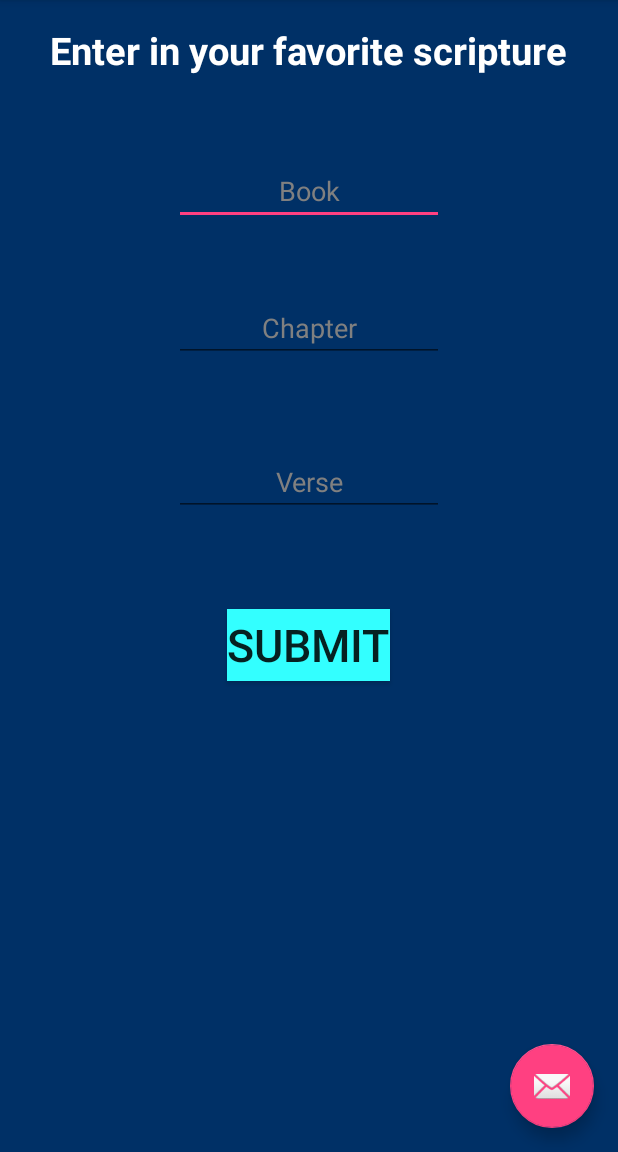
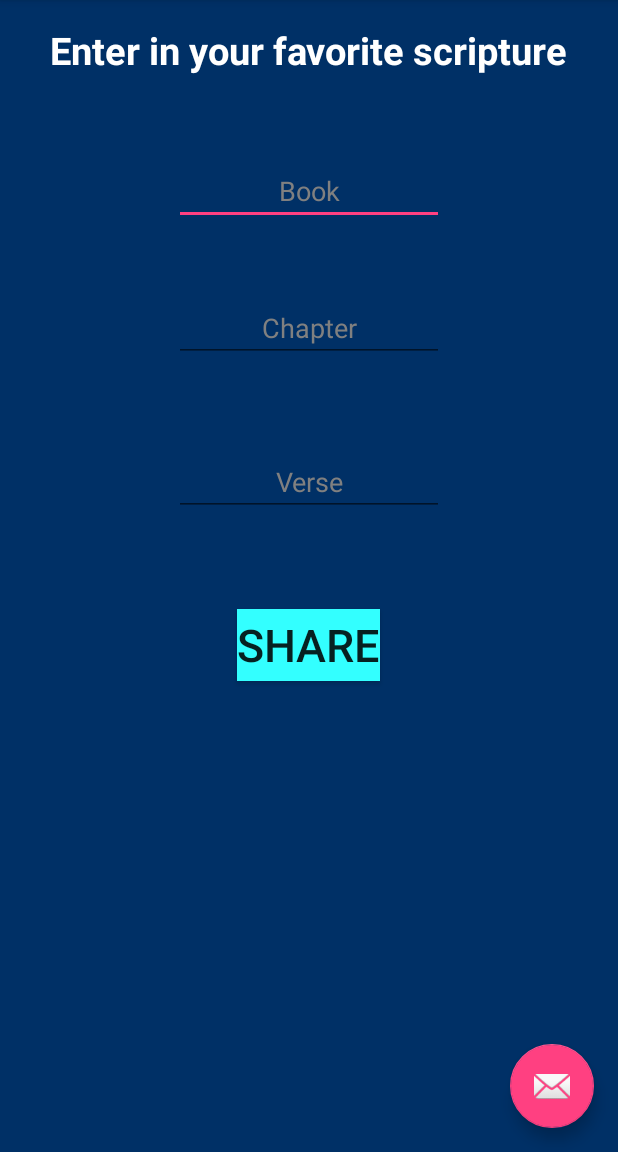
Before and after one commit to johnnymeyer/cs246Homework, an Android app: the screen it shows after launch (ScriptureActivity), on a phone screen of 412 x 824 dp, the part 84-1236 px from its top. Run offline under Robolectric (Android 15) with nearby library versions, the phone set to English and light mode, and no system bars.

Commit message:
adding changes

```diff
--- a/week5/Scriptures/app/src/main/res/layout/content_scripture.xml
+++ b/week5/Scriptures/app/src/main/res/layout/content_scripture.xml
@@ -58,7 +58,7 @@
         style="?android:attr/buttonStyleSmall"
         android:layout_width="wrap_content"
         android:layout_height="wrap_content"
-        android:text="SUBMIT"
+        android:text="SHARE"
         android:id="@+id/button"
         android:layout_marginTop="62dp"
         android:onClick="onClick"
```
